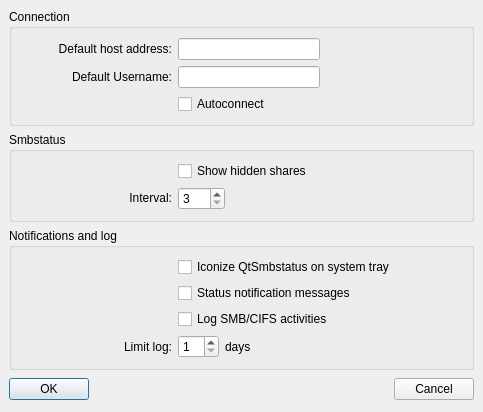
Qt form client/configure.ui (danielrocher/qtsmbstatus) before a commit.
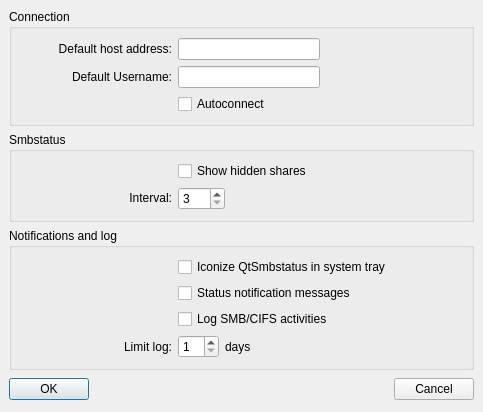
The same form after that commit.

Patch:
```diff
--- a/client/configure.ui
+++ b/client/configure.ui
@@ -85,7 +85,7 @@
          <string/>
         </property>
         <property name="text" >
-         <string>Iconize QtSmbstatus on system tray</string>
+         <string>Iconize QtSmbstatus in system tray</string>
         </property>
        </widget>
       </item>
```
Left out of the diff: 2 changed lines with no effect on the pictures.
